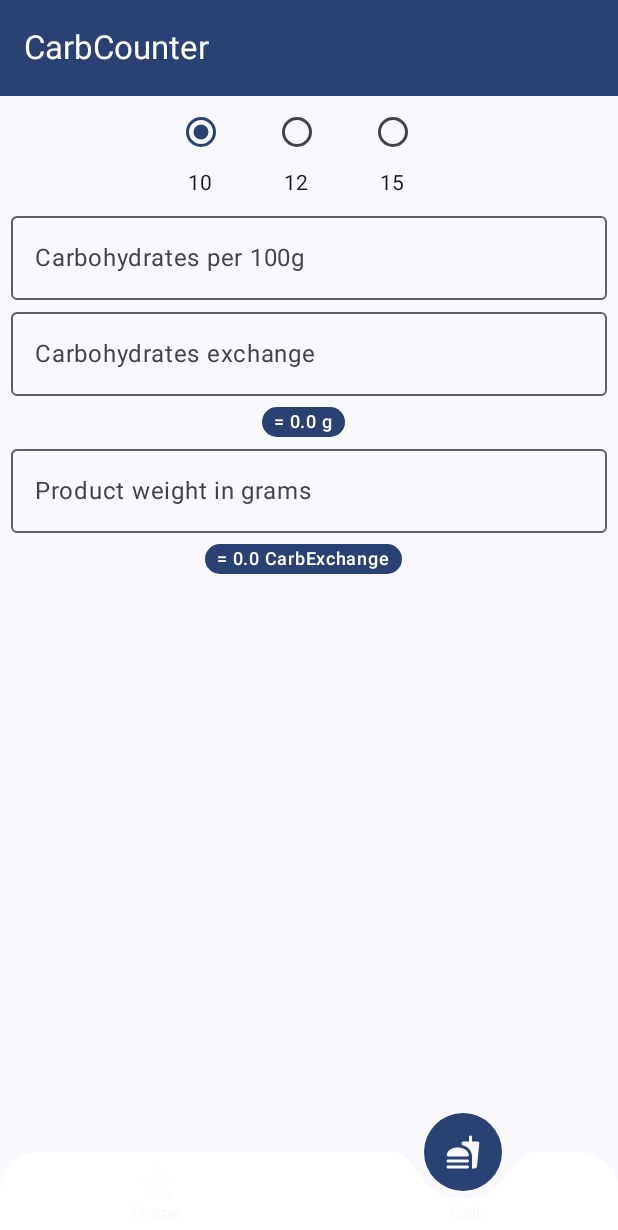
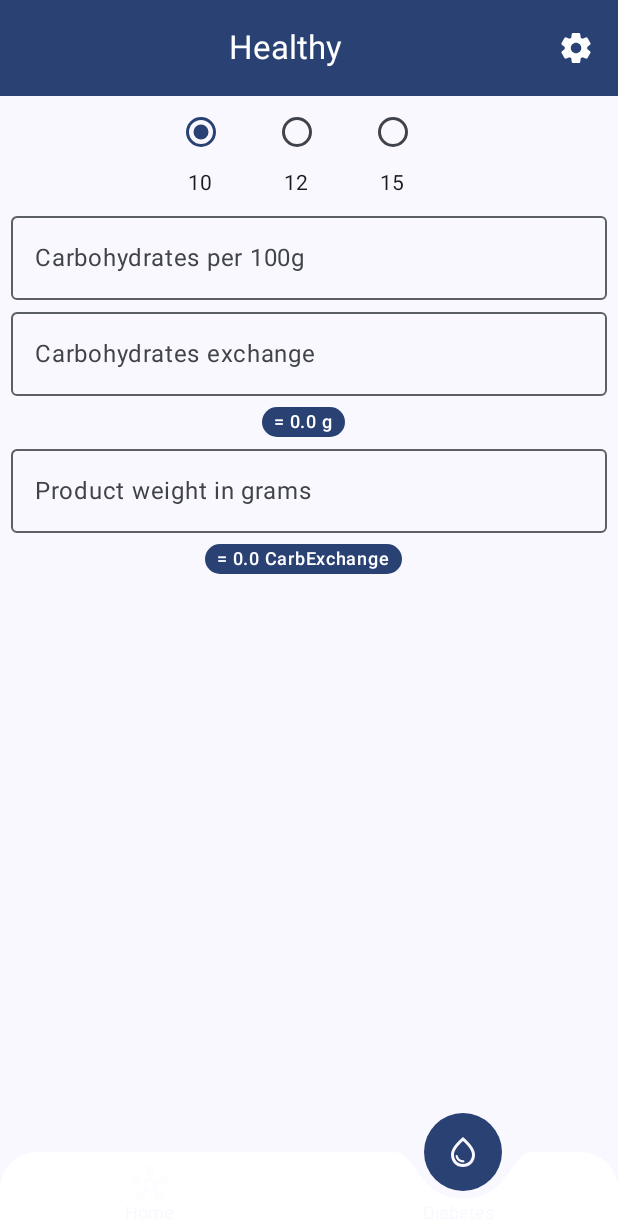
Before and after one commit to ouo-anime/Healthy, an Android app built with Jetpack Compose: the DiabetesScreen screen opened through its navigation route, on a phone screen of 412 x 824 dp. Shown: the top 1230 px of the screen. Run offline under Robolectric (Android 15) with nearby library versions, the phone set to English and light mode, and no system bars.

Commit message:
code updated ;)

```diff
--- a/app/src/main/java/ane/elu/healthy/CalcScreen.kt
+++ b/app/src/main/java/ane/elu/healthy/DiabetesScreen.kt
@@ -25,7 +25,7 @@ import androidx.compose.ui.unit.dp
 import kotlin.math.roundToInt
 
 @Composable
-fun CalcScreen() {
+fun DiabetesScreen() {
     var carbsPer100g by remember { mutableStateOf(TextFieldValue("")) }
     var carbExchange by remember { mutableStateOf(TextFieldValue("")) }
     var weightInGrams by remember { mutableStateOf(TextFieldValue("")) }
--- a/app/src/main/java/ane/elu/healthy/MainActivity.kt
+++ b/app/src/main/java/ane/elu/healthy/MainActivity.kt
@@ -3,25 +3,62 @@ package ane.elu.healthy
 import android.os.Bundle
 import androidx.activity.ComponentActivity
 import androidx.activity.compose.setContent
-import androidx.compose.foundation.layout.Column
 import androidx.compose.foundation.layout.fillMaxSize
+import androidx.compose.foundation.layout.padding
+import androidx.compose.material3.ExperimentalMaterial3Api
 import androidx.compose.material3.MaterialTheme
+import androidx.compose.material3.Scaffold
 import androidx.compose.material3.Surface
+import androidx.compose.material3.TopAppBarDefaults
+import androidx.compose.material3.rememberTopAppBarState
+import androidx.compose.runtime.getValue
+import androidx.compose.runtime.mutableStateOf
+import androidx.compose.runtime.remember
+import androidx.compose.runtime.setValue
 import androidx.compose.ui.Modifier
+import androidx.compose.ui.input.nestedscroll.nestedScroll
+import androidx.navigation.compose.rememberNavController
 import ane.elu.healthy.ui.theme.CarbCounterTheme
 
 class MainActivity : ComponentActivity() {
+    @OptIn(ExperimentalMaterial3Api::class)
     override fun onCreate(savedInstanceState: Bundle?) {
         super.onCreate(savedInstanceState)
         setContent {
-            CarbCounterTheme() {
-                Surface(
-                    modifier = Modifier.fillMaxSize(),
-                    color = MaterialTheme.colorScheme.background
-                ) {
-                    Column {
-                        TopAppBarComponent()
-                        MainScreen()
+            CarbCounterTheme {
+                val navController = rememberNavController()
+                val scrollBehavior = TopAppBarDefaults.pinnedScrollBehavior(rememberTopAppBarState())
+                var navigationBarInfo by remember { mutableStateOf<NavigationBarInfo?>(null) }
+
+                Scaffold(
+                    modifier = Modifier
+                        .fillMaxSize()
+                        .nestedScroll(scrollBehavior.nestedScrollConnection),
+                    topBar = {
+                        TopAppBarComponent(scrollBehavior = scrollBehavior)
+                    },
+                    bottomBar = {
+                        navigationBarInfo?.let { info ->
+                            AnimatedNavigationBar(
+                                buttons = info.buttons,
+                                selectedIndex = info.selectedIndex,
+                                onItemClick = info.onItemClick
+                            )
+                        }
+                    }
+                ) { innerPadding ->
+                    Surface(
+                        modifier = Modifier
+                            .fillMaxSize()
+                            .padding(innerPadding),
+                        color = MaterialTheme.colorScheme.background
+                    ) {
+                        MainContentAndNavLogic(
+                            navController = navController,
+                            onProvideNavigationBarInfo = { info ->
+                                navigationBarInfo = info
+                            }
+                        )
                     }
                 }
             }
--- a/app/src/main/java/ane/elu/healthy/MainScreen.kt
+++ b/app/src/main/java/ane/elu/healthy/MainScreen.kt
@@ -1,24 +1,30 @@
 package ane.elu.healthy
 
 import android.annotation.SuppressLint
-import androidx.compose.foundation.layout.padding
 import androidx.compose.material.icons.Icons
 import androidx.compose.material.icons.outlined.Hub
-import androidx.compose.material.icons.rounded.Fastfood
-import androidx.compose.material3.Scaffold
+import androidx.compose.material.icons.outlined.WaterDrop
 import androidx.compose.runtime.Composable
+import androidx.compose.runtime.LaunchedEffect
 import androidx.compose.runtime.derivedStateOf
 import androidx.compose.runtime.getValue
-import androidx.compose.ui.Modifier
+import androidx.navigation.NavHostController
 import androidx.navigation.compose.NavHost
 import androidx.navigation.compose.composable
 import androidx.navigation.compose.currentBackStackEntryAsState
-import androidx.navigation.compose.rememberNavController
+
+data class NavigationBarInfo(
+    val buttons: List<ButtonData>,
+    val selectedIndex: Int,
+    val onItemClick: (Int) -> Unit
+)
 
 @SuppressLint("UnrememberedMutableState")
 @Composable
-fun MainScreen() {
-    val navController = rememberNavController()
+fun MainContentAndNavLogic(
+    navController: NavHostController,
+    onProvideNavigationBarInfo: (NavigationBarInfo) -> Unit
+) {
     val currentBackStackEntry by navController.currentBackStackEntryAsState()
     val currentRoute by derivedStateOf { currentBackStackEntry?.destination?.route }
 
@@ -29,20 +35,17 @@ fun MainScreen() {
             route = Screen.home.route
         ),
         ButtonData(
-            text = "Calc",
-            icon = Icons.Rounded.Fastfood,
+            text = "Diabetes",
+            icon = Icons.Outlined.WaterDrop,
             route = Screen.calc.route
         )
     )
 
-    Scaffold(
-        bottomBar = {
-            AnimatedNavigationBar(
-                buttons = buttons,
-                selectedIndex = buttons.indexOfFirst {
+    val selectedIndex = buttons.indexOfFirst {
         it.route == (currentRoute ?: Screen.home.route)
-                }.coerceAtLeast(0),
-                onItemClick = { index ->
+    }.coerceAtLeast(0)
+
+    val onItemClick: (Int) -> Unit = { index ->
         navController.navigate(buttons[index].route) {
             popUpTo(navController.graph.startDestinationId) {
                 saveState = true
@@ -51,16 +54,16 @@ fun MainScreen() {
             restoreState = true
         }
     }
-            )
+
+    LaunchedEffect(buttons, selectedIndex, onItemClick) {
+        onProvideNavigationBarInfo(NavigationBarInfo(buttons, selectedIndex, onItemClick))
     }
-    ) { padding ->
+
     NavHost(
         navController = navController,
         startDestination = Screen.home.route,
-            modifier = Modifier.padding(padding)
     ) {
         composable(Screen.home.route) { HomeScreen() }
-            composable(Screen.calc.route) { CalcScreen() }
+        composable(Screen.calc.route) { DiabetesScreen() }
     }
 }
-}
--- a/app/src/main/java/ane/elu/healthy/TopAppBarComponent.kt
+++ b/app/src/main/java/ane/elu/healthy/TopAppBarComponent.kt
@@ -1,29 +1,50 @@
 package ane.elu.healthy
 
-import androidx.compose.foundation.layout.Column
+import androidx.compose.foundation.layout.fillMaxWidth
+import androidx.compose.material.icons.Icons
+import androidx.compose.material.icons.rounded.Settings
 import androidx.compose.material3.ExperimentalMaterial3Api
+import androidx.compose.material3.Icon
+import androidx.compose.material3.IconButton
 import androidx.compose.material3.MaterialTheme
 import androidx.compose.material3.Text
 import androidx.compose.material3.TopAppBar
 import androidx.compose.material3.TopAppBarDefaults
+import androidx.compose.material3.TopAppBarScrollBehavior
 import androidx.compose.runtime.Composable
+import androidx.compose.ui.Modifier
+import androidx.compose.ui.text.style.TextAlign
+import androidx.compose.ui.text.style.TextOverflow
 
 @OptIn(ExperimentalMaterial3Api::class)
 @Composable
-fun TopAppBarComponent() {
-    Column {
+fun TopAppBarComponent(scrollBehavior: TopAppBarScrollBehavior) {
     TopAppBar(
         title = {
             Text(
-                    "CarbCounter",
+                "Healthy",
+                modifier = Modifier.fillMaxWidth(),
+                textAlign = TextAlign.Center,
+                maxLines = 1,
+                overflow = TextOverflow.Ellipsis,
                 style = MaterialTheme.typography.titleLarge.copy(
                     color = MaterialTheme.colorScheme.onPrimary
                 )
             )
         },
         colors = TopAppBarDefaults.topAppBarColors(
-                containerColor = MaterialTheme.colorScheme.primary
-            )
+            containerColor = MaterialTheme.colorScheme.primary,
+            titleContentColor = MaterialTheme.colorScheme.onPrimary
+        ),
+        actions = {
+            IconButton(onClick = { /* do something */ }) {
+                Icon(
+                    imageVector = Icons.Rounded.Settings,
+                    contentDescription = "Localized description",
+                    tint = MaterialTheme.colorScheme.onPrimary
                 )
             }
+        },
+        scrollBehavior = scrollBehavior
+    )
 }
--- a/gradle/libs.versions.toml
+++ b/gradle/libs.versions.toml
@@ -1,7 +1,7 @@
 [versions]
 accompanistSystemuicontroller = "0.37.0"
 accompanistSystemuicontrollerVersion = "0.30.7"
-agp = "8.10.0"
+agp = "8.10.1"
 animation = "1.8.1"
 kotlin = "2.0.0"
 coreKtx = "1.15.0"
```
Lines whose indentation alone changed are shown as unchanged.
